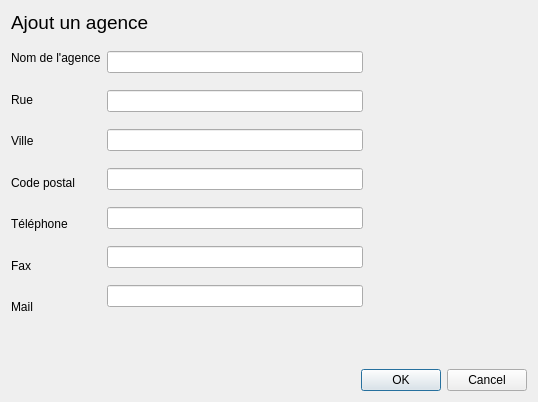
First picture: the form in CODE/dialogagence.ui, repository dervieuxC/gestionDemenagementCorrige, before the edit.
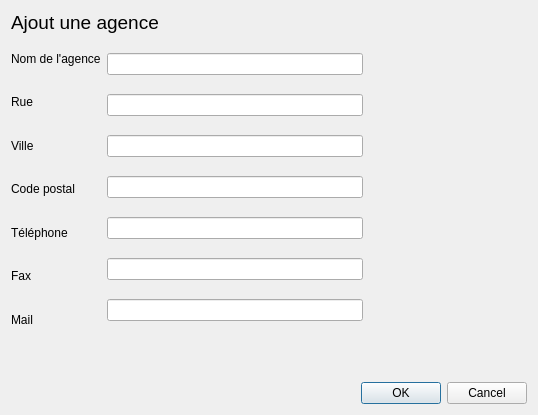
Second picture: the form after the edit.

Commit message: modification interface graphique

The edit to the form file:
```diff
--- a/CODE/dialogagence.ui
+++ b/CODE/dialogagence.ui
@@ -7,7 +7,7 @@
     <x>0</x>
     <y>0</y>
     <width>538</width>
-    <height>402</height>
+    <height>415</height>
    </rect>
   </property>
   <property name="windowTitle">
@@ -32,7 +32,7 @@
                 </font>
                </property>
                <property name="text">
-                <string>Ajout un agence</string>
+                <string>Ajout une agence</string>
                </property>
               </widget>
              </item>
```
Left out of the diff: 7 changed lines with no effect on the pictures. The commit also changes 7 other files.
